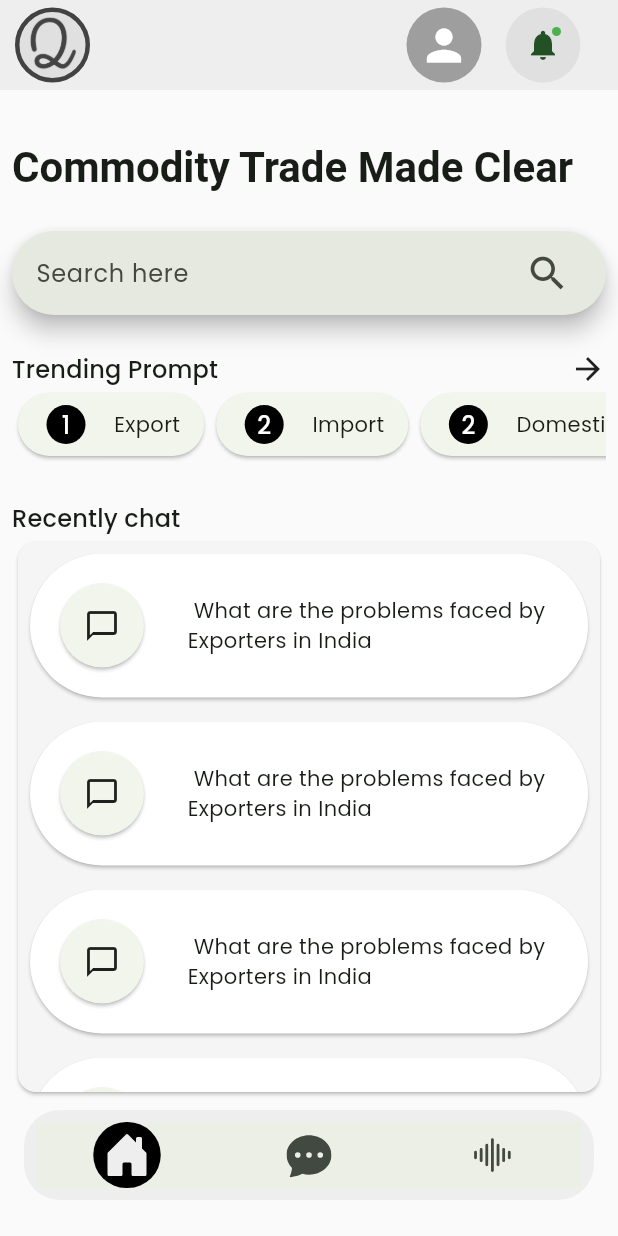
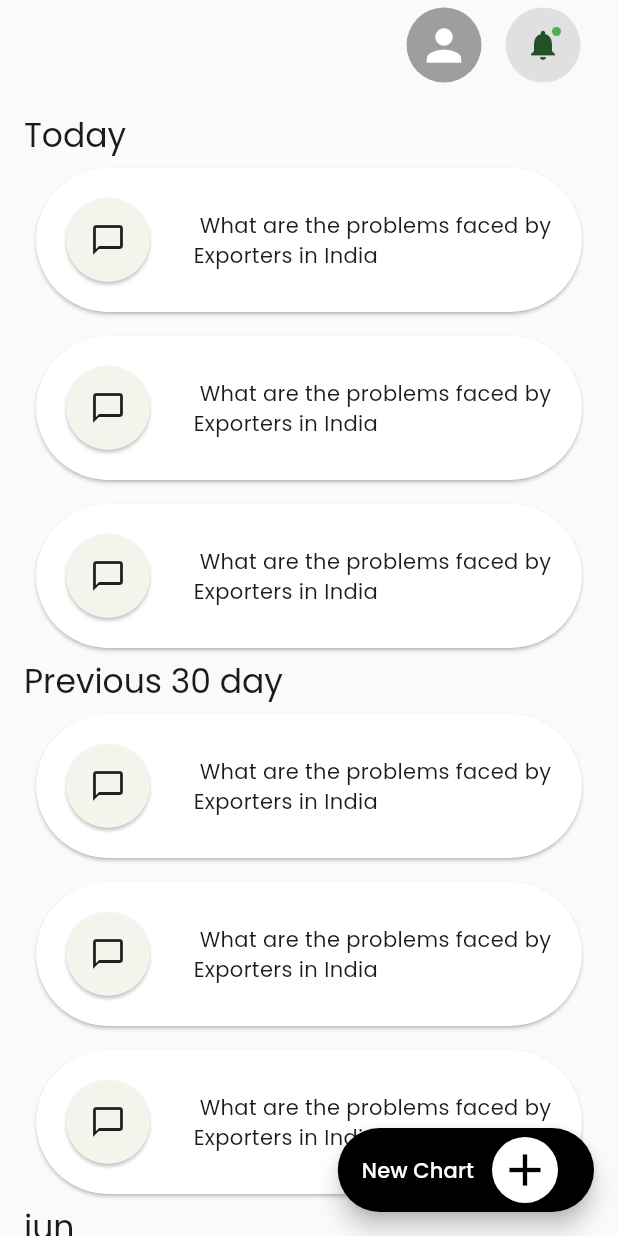
Before and after one commit to Cargofirst/qaho, a Flutter app: the screen it shows after launch, on a phone screen of 412 x 824 dp. Run offline on Flutter 3.47's test engine with Material 3 defaults, Android fonts, the light colour scheme and no system bars; our stand-ins replace icons_plus; Roboto replaces fonts that are missing (Poppins-Light).

Commit message:
history chat page done

```diff
--- a/lib/main.dart
+++ b/lib/main.dart
@@ -1,5 +1,6 @@
 import 'package:flutter/material.dart';
-import 'package:qaho/page/home.dart';
+import 'package:qaho/page/chat.dart';
+import 'package:qaho/page/history.dart';
 import 'package:qaho/utils/theme/theme_data.dart';
 
 void main() {
@@ -16,7 +17,8 @@ class MyApp extends StatelessWidget {
       title: 'Flutter Demo',
       debugShowCheckedModeBanner: false,
       theme: AppThemeData.themeData,
-      home: const HomePage(),
+      home: const HistortyPage(),
+
     );
   }
 }
--- /dev/null
+++ b/lib/page/history.dart
@@ -0,0 +1,116 @@
+import 'package:flutter/material.dart';
+import 'package:qaho/page/home.dart';
+
+class HistortyPage extends StatelessWidget {
+  const HistortyPage({super.key});
+
+  @override
+  Widget build(BuildContext context) {
+    return Scaffold(
+      appBar: AppBar(
+        leadingWidth: 60,
+        toolbarHeight: 60,
+        actions: [
+          const CircleAvatar(
+            backgroundColor: Colors.grey,
+            radius: 25,
+            child: Icon(
+              Icons.person,
+              size: 34,
+              color: Colors.white,
+            ),
+          ),
+          const SizedBox(
+            width: 16,
+          ),
+          CircleAvatar(
+            backgroundColor: Colors.grey[300],
+            radius: 25,
+            child: const Badge(
+              backgroundColor: Colors.green,
+              child: Icon(Icons.notifications),
+            ),
+          ),
+          const SizedBox(
+            width: 25,
+          ),
+        ],
+      ),
+      floatingActionButton: FloatingActionButton.extended(
+        onPressed: () {},
+        label: const Card(
+          shape: CircleBorder(),
+          color: Colors.white,
+          child: Padding(
+            padding: EdgeInsets.all(4.0),
+            child: Icon(
+              Icons.add,
+              color: Colors.black,
+              size: 36,
+            ),
+          ),
+        ),
+        shape: RoundedRectangleBorder(borderRadius: BorderRadius.circular(50)),
+        backgroundColor: Colors.black,
+        foregroundColor: Colors.white,
+        icon: const Text('New Chart'),
+      ),
+      body: SingleChildScrollView(
+        padding: const EdgeInsets.all(16),
+        child: Column(
+          crossAxisAlignment: CrossAxisAlignment.start,
+          children: [
+            Text(
+              'Today',
+              style: Theme.of(context).textTheme.titleLarge,
+            ),
+            ListView.builder(
+              shrinkWrap: true,
+              physics: const NeverScrollableScrollPhysics(),
+              itemBuilder: (context, index) {
+                return const RecentChatBox();
+              },
+              itemCount: 3,
+            ),
+            Text(
+              'Previous 30 day',
+              style: Theme.of(context).textTheme.titleLarge,
+            ),
+            ListView.builder(
+              shrinkWrap: true,
+              physics: const NeverScrollableScrollPhysics(),
+              itemBuilder: (context, index) {
+                return const RecentChatBox();
+              },
+              itemCount: 3,
+            ),
+            Text(
+              'jun',
+              style: Theme.of(context).textTheme.titleLarge,
+            ),
+            ListView.builder(
+              shrinkWrap: true,
+              physics: const NeverScrollableScrollPhysics(),
+              itemBuilder: (context, index) {
+                return const RecentChatBox();
+              },
+              itemCount: 3,
+            ),
+            Text(
+              'jully',
+              style: Theme.of(context).textTheme.titleLarge,
+            ),
+            ListView.builder(
+              shrinkWrap: true,
+              physics: const NeverScrollableScrollPhysics(),
+              itemBuilder: (context, index) {
+                return const RecentChatBox();
+              },
+              itemCount: 3,
+            ),
+          ],
+        ),
+      ),
+    );
+  }
+}
--- a/lib/page/home.dart
+++ b/lib/page/home.dart
@@ -10,21 +10,9 @@ class HomePage extends StatelessWidget {
       appBar: AppBar(
         leadingWidth: 60,
         toolbarHeight: 60,
-        leading: Align(
+        leading: const Align(
           alignment: Alignment.centerRight,
-          child: Container(
-            height: 50,
-            width: 50,
-            decoration: BoxDecoration(
-                // borderRadius: BorderRadius.circular(50),
-                color: Colors.grey.shade300,
-                shape: BoxShape.circle,
-                border: Border.all(color: Colors.grey.shade800, width: 3)),
-            child: Image.asset(
-              'assets/image/qaho.png',
-              color: Colors.black,
-            ),
-          ),
+          child: QahoIcon(),
         ),
         actions: [
           const CircleAvatar(
@@ -59,17 +47,19 @@ class HomePage extends StatelessWidget {
           crossAxisAlignment: CrossAxisAlignment.start,
           children: [
             const SizedBox(
-              height: 25,
+              height: 50,
               width: double.maxFinite,
             ),
             Text(
               'Commodity Trade Made Clear',
               style: Theme.of(context).textTheme.headlineMedium?.copyWith(
-                  fontFamily: 'Poppins-Light', fontWeight: FontWeight.bold),
+                  fontFamily: 'Poppins-SemiBold',
+                  fontWeight: FontWeight.bold,
+                  color: Colors.green[900]),
               textAlign: TextAlign.center,
             ),
             const SizedBox(
-              height: 25,
+              height: 50,
             ),
             const SearchBar(
               hintText: 'Search here',
@@ -84,7 +74,7 @@ class HomePage extends StatelessWidget {
               ],
             ),
             const SizedBox(
-              height: 24,
+              height: 50,
             ),
             Row(
               mainAxisAlignment: MainAxisAlignment.spaceBetween,
@@ -118,7 +108,7 @@ class HomePage extends StatelessWidget {
               ),
             ),
             const SizedBox(
-              height: 25,
+              height: 50,
             ),
             const SubTitle(
               text: 'Recently chat',
@@ -139,6 +129,33 @@ class HomePage extends StatelessWidget {
             )
           ],
         ),
+      ),
+    );
+  }
+}
+
+class QahoIcon extends StatelessWidget {
+  const QahoIcon({
+    super.key,
+    this.size = 32,
+    this.borderWidth = 2,
+  });
+  final double size;
+  final double borderWidth;
+
+  @override
+  Widget build(BuildContext context) {
+    return Container(
+      height: size,
+      width: size,
+      decoration: BoxDecoration(
+          // borderRadius: BorderRadius.circular(50),
+          color: Colors.grey.shade300,
+          shape: BoxShape.circle,
+          border: Border.all(color: Colors.grey.shade800, width: borderWidth)),
+      child: Image.asset(
+        'assets/image/qaho.png',
+        color: Colors.black,
       ),
     );
   }
@@ -167,40 +184,53 @@ class _NavBarState extends State<NavBar> {
       child: NavigationBar(
         indicatorColor: Colors.black,
         labelBehavior: NavigationDestinationLabelBehavior.alwaysHide,
-        indicatorShape: const CircleBorder(),
+        indicatorShape: const CircleBorder(
+          side: BorderSide(
+              color: Colors.black,
+              width: 16.0,
+              strokeAlign: BorderSide.strokeAlignCenter),
+        ),
         onDestinationSelected: (value) {
           setState(() {
             selectedIndex = value;
           });
         },
         selectedIndex: selectedIndex,
-        destinations: const [
+        destinations: [
           NavigationDestination(
-            icon: Icon(
+            icon: const Icon(
               Bootstrap.house_door_fill,
-              size: 30,
+              size: 32,
             ),
             label: '',
-            selectedIcon: NavSelectedIcon(icon: Bootstrap.house_door_fill),
-          ),
-          NavigationDestination(
-            icon: Icon(
-              Bootstrap.chat_dots_fill,
-              size: 30,
-            ),
-            label: '',
-            selectedIcon: NavSelectedIcon(
-              icon: Bootstrap.chat_dots_fill,
+            selectedIcon: Icon(
+              Bootstrap.house_door_fill,
+              size: 32,
+              color: Colors.grey[200],
             ),
           ),
           NavigationDestination(
-              icon: Icon(
+            icon: const Icon(
+              Bootstrap.chat_dots_fill,
+              size: 32,
+            ),
+            label: '',
+            selectedIcon: Icon(
+              Bootstrap.chat_dots_fill,
+              size: 32,
+              color: Colors.grey[200],
+            ),
+          ),
+          NavigationDestination(
+              icon: const Icon(
                 Bootstrap.soundwave,
-                size: 30,
+                size: 32,
               ),
               label: 'Home',
-              selectedIcon: NavSelectedIcon(
-                icon: Bootstrap.soundwave,
+              selectedIcon: Icon(
+                Bootstrap.soundwave,
+                size: 32,
+                color: Colors.grey[200],
               )),
         ],
       ),
@@ -222,12 +252,11 @@ class NavSelectedIcon extends StatelessWidget {
       height: 45,
       alignment: Alignment.center,
       decoration: BoxDecoration(
-        color: Colors.black,
+        // color: Colors.black,
         borderRadius: BorderRadius.circular(50),
       ),
       child: Icon(
         icon,
-        color: Colors.grey[200],
         size: 32,
       ),
     );
--- a/lib/utils/theme/theme_data.dart
+++ b/lib/utils/theme/theme_data.dart
@@ -6,5 +6,6 @@ class AppThemeData {
       scaffoldBackgroundColor: Colors.grey.shade50,
       colorScheme: ColorScheme.fromSeed(seedColor: Colors.green),
       fontFamily: 'Poppins',
-      appBarTheme: AppBarTheme(backgroundColor: Colors.grey[200]));
+
+      appBarTheme: AppBarTheme(backgroundColor: Colors.grey[50]));
 }
```
Also changed, not shown: lib/page/chat.dart (added, +170 -0 lines).
